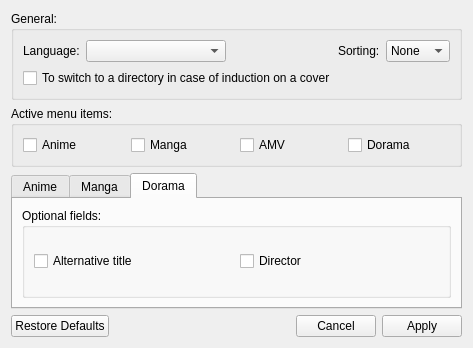
This is formsettings.ui in LibertaSoft/DatabaseAnime as Qt 5 draws it before an edit. The edited form follows.
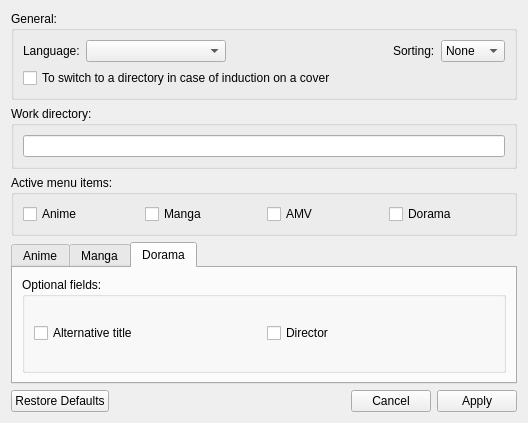
This is the edited form.

The edit to the form file:
```diff
--- a/formsettings.ui
+++ b/formsettings.ui
@@ -9,8 +9,8 @@
    <rect>
     <x>0</x>
     <y>0</y>
-    <width>473</width>
-    <height>348</height>
+    <width>528</width>
+    <height>423</height>
    </rect>
   </property>
   <property name="windowTitle">
@@ -118,6 +118,18 @@
      </layout>
     </widget>
    </item>
+   <item>
+    <widget class="QGroupBox" name="GBox_WD">
+     <property name="title">
+      <string>Work directory:</string>
+     </property>
+     <layout class="QVBoxLayout" name="verticalLayout_6">
+      <item>
+       <widget class="QLineEdit" name="LineEdit_WorkDirectory"/>
+      </item>
+     </layout>
+    </widget>
+   </item>
    <item>
     <widget class="QGroupBox" name="GBox_ActiveMenuItem">
      <property name="title">
```
